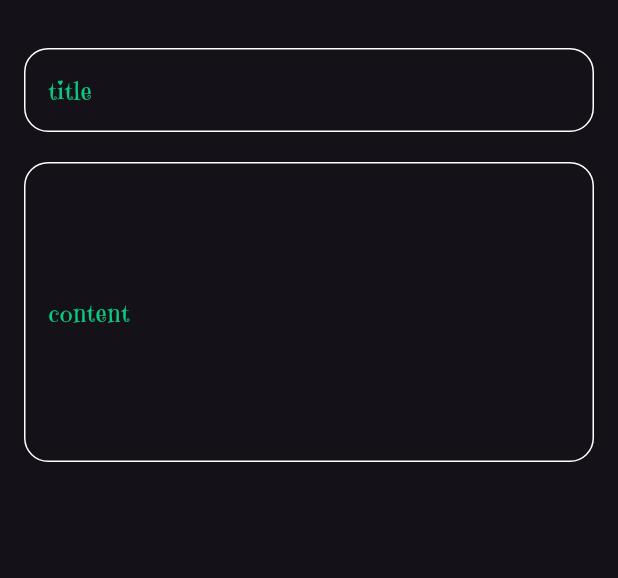
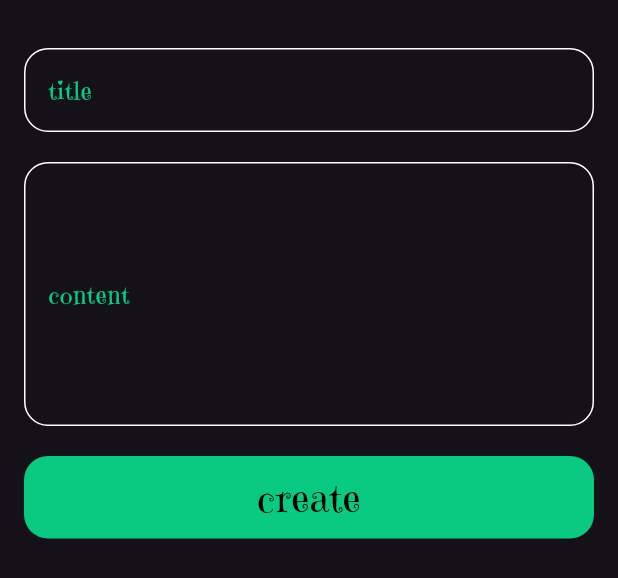
Before and after one commit to Mohamed20186/notes_app, a Flutter app: the AddNoteBottomSheet widget shown alone on an empty page, opened directly, on a phone screen of 412 x 824 dp. Shown: the top 578 px of the screen. Run offline on Flutter 3.47's test engine with Material 3 defaults, Android fonts, the phone set to English and light mode, and no system bars.

Commit message:
finish nots button sheets

```diff
--- a/lib/views/widgets/add_note_bottom_sheet.dart
+++ b/lib/views/widgets/add_note_bottom_sheet.dart
@@ -1,4 +1,6 @@
 import 'package:flutter/material.dart';
+import 'package:notes_app/constants.dart';
+import 'package:notes_app/views/widgets/custom_button.dart';
 import 'package:notes_app/views/widgets/custom_text_Field.dart';
 
 class AddNoteBottomSheet extends StatelessWidget {
@@ -8,6 +10,7 @@ class AddNoteBottomSheet extends StatelessWidget {
   Widget build(BuildContext context) {
     return const Padding(
       padding: EdgeInsets.only(left: 16, right: 16),
+      child: SingleChildScrollView(
         child: Column(
           children: [
             SizedBox(
@@ -22,10 +25,18 @@ class AddNoteBottomSheet extends StatelessWidget {
             ),
             CustomTextField(
               label: 'content',
-            hint: '',
-            maxlines: 7,
+              hint: 'content',
+              maxlines: 6,
+            ),
+            SizedBox(
+              height: 20,
+            ),
+            CustomButton(),
+            SizedBox(
+              height: 20,
             ),
           ],
+        ),
       ),
     );
   }
--- /dev/null
+++ b/lib/views/widgets/custom_button.dart
@@ -0,0 +1,25 @@
+import 'package:flutter/material.dart';
+import 'package:notes_app/constants.dart';
+
+class CustomButton extends StatelessWidget {
+  const CustomButton({super.key});
+
+  @override
+  Widget build(BuildContext context) {
+    return Container(
+      width: MediaQuery.of(context).size.width,
+      height: 55,
+      decoration: BoxDecoration(
+        borderRadius: BorderRadius.circular(16),
+        color: kPrimaryColor,
+      ),
+      child: const Center(
+        child: Text(
+          'create',
+          style: TextStyle(
+              color: Colors.black, fontSize: 26, fontWeight: FontWeight.w500),
+        ),
+      ),
+    );
+  }
+}
```
Lines whose indentation alone changed are shown as unchanged.
